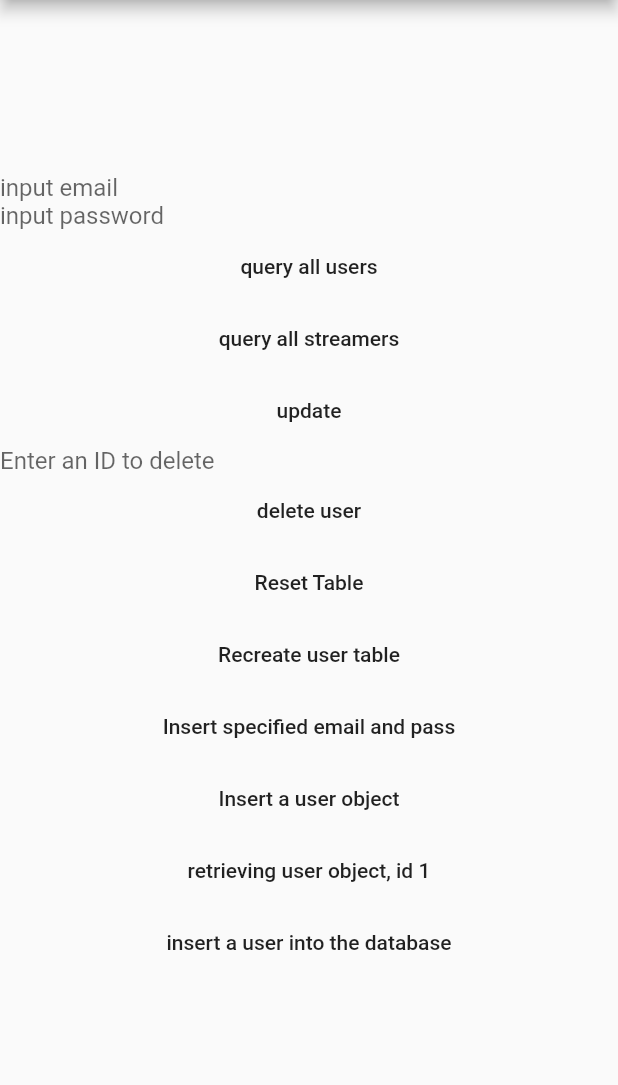
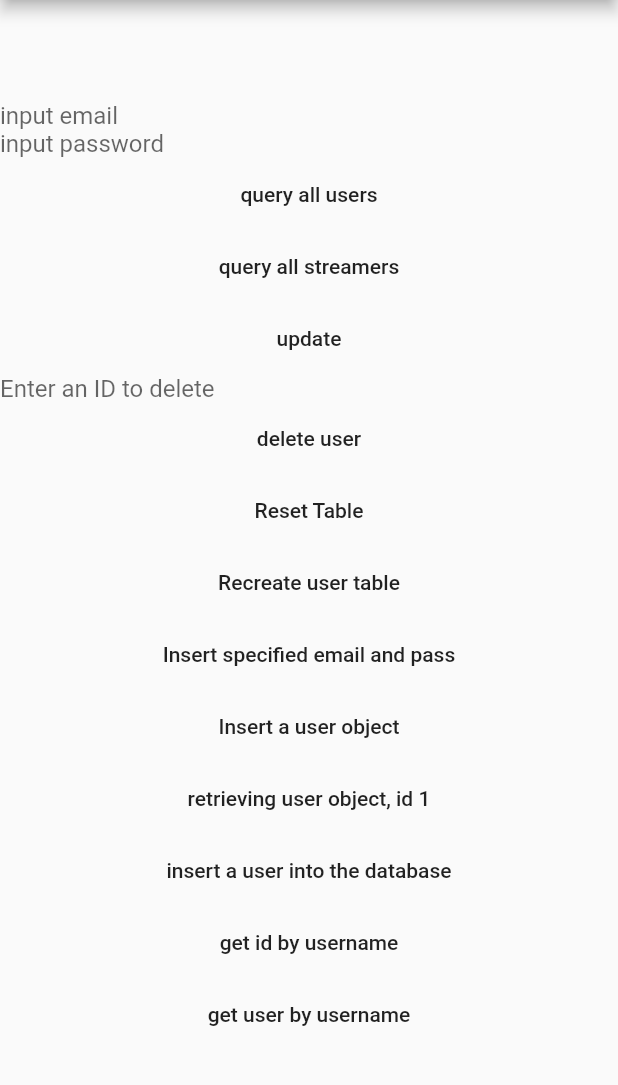
Before and after one commit to ArroVol/streamer_review, a Flutter app: the AaronsMain screen opened directly, on a phone screen of 412 x 824 dp, the part 84-1169 px from its top. Run offline on Flutter 3.47's test engine with Material 2 defaults, Android fonts, the phone set to English and light mode, and no system bars; our stand-ins replace flutter_login, flutter_rating_bar, flutter_secure_storage, google_fonts, shared_preferences, sqflite; missing offline and left inert: dbutils; accounts and stored records are empty.

```diff
--- a/lib/aaronsMain.dart
+++ b/lib/aaronsMain.dart
@@ -20,6 +20,7 @@ class MyApp extends StatelessWidget {
           visualDensity: VisualDensity.adaptivePlatformDensity,
         ),
         home: AaronsMain()
+
         // home: ColorCircle(title: 'Color Circle',),
         );
   }
@@ -173,6 +174,19 @@ class _MyHomePageState extends State<AaronsMain> {
                   DatabaseHelper2.instance.checkUserIntoDatabase(newUser);
                 },
                 child: Text('insert a user into the database')),
+            FlatButton(
+                onPressed: () async {
+                  int userId = await DatabaseHelper2.instance.getUserIdByUserName('new user guy2');
+                  print(userId);
+                },
+                child: Text('get id by username')),
+            FlatButton(
+                onPressed: () async {
+                 List<User> pulledUser = await DatabaseHelper2.instance.getUserByUserName("new user guy2");
+                  print(pulledUser.first.phoneNumber);
+                 print(pulledUser.first.id);
+                },
+                child: Text('get user by username')),
           ],
         ),
       ),
--- a/lib/helper/database_helper.dart
+++ b/lib/helper/database_helper.dart
@@ -14,7 +14,7 @@ import 'DatabaseCreator.dart';
 class DatabaseHelper2 {
   //These are not given a type because it will automatically take the type that it is given first to it
   //we need to have a database name and database version
-  static final _dbName = 'myDatabase21.db';
+  static final _dbName = 'myDatabase22.db';
   static final _dbVersion = 1;
   static final _tableName = '_user_table';
   static final _reviewTable = 'reviews';
@@ -190,6 +190,10 @@ class DatabaseHelper2 {
     return List.generate(user.length, (i) {
       return User(
         id: user[i]['_id'],
+        email: user[i]['email'],
+        password: user[i]['password'],
+        userName: user[i]['user_name'],
+        phoneNumber: user[i]['phone_number'],
       );
     });
     // return User(
@@ -204,13 +208,16 @@ class DatabaseHelper2 {
     List<Map<String, dynamic>> user = await db
         .query('_user_table', where: 'user_name = ?', whereArgs: [userName]);
     final userMap = user.asMap();
-
     final user1 = userMap[0];
 
     List<User> userList = [];
     List.generate(user.length, (i) {
       userList.add(User(
         id: user[i]['_id'],
+        // email: user[i]['email'],
+        // password: user[i]['password'],
+        // userName: user[i]['user_name'],
+        // phoneNumber: user[i]['phone_number'],
       ));
     });
     int id = userList.first.id;
--- a/lib/home.dart
+++ b/lib/home.dart
@@ -6,7 +6,7 @@ class HomeScreen extends StatelessWidget {
 
   @override
   Widget build(BuildContext context) {
-    PushNotificationsManager().init();
+    // PushNotificationsManager().init();
     print('here');
     return Scaffold(
         backgroundColor: Colors.grey[500],
--- a/lib/login.dart
+++ b/lib/login.dart
@@ -2,6 +2,7 @@ import 'package:flutter/material.dart';
 import 'package:flutter/scheduler.dart';
 import 'package:flutter_login/flutter_login.dart';
 import 'package:streamer_review/helper/database_helper.dart';
+import 'package:streamer_review/secure_storage/secure_storage.dart';
 import 'package:streamer_review/users.dart';
 import 'custom_route.dart';
 import 'home.dart';
@@ -20,7 +21,8 @@ import 'model/user.dart';
 
 class LoginScreen extends StatelessWidget {
 
-  final _storage = FlutterSecureStorage();
+  // final _storage = FlutterSecureStorage();
+  final SecureStorage secureStorage = SecureStorage();
 
   User userStored = new User();
 
@@ -30,13 +32,20 @@ class LoginScreen extends StatelessWidget {
 
   Duration get loginTime => Duration(milliseconds: timeDilation.ceil() * 2250);
 
+
+  static User loadUsers() {
+
+  }
+
   Future<String> _loginUser(LoginData data) {
+
     return Future.delayed(loginTime).then((_) async {
+      print('in get users..');
+        // User user = loadUsers();
+
       // bool match = false;
-
       if(!await DatabaseHelper2.instance.checkEmailByEmail(_email)){
         return 'Username not exists';
-
       }
      // bool match = DatabaseHelper2.instance.checkEmailByEmail(_email);
      // if(!match){
@@ -171,6 +180,7 @@ class LoginScreen extends StatelessWidget {
           return "Email must contain '@' and end with '.com'";
         }
         _email = value;
+        secureStorage.writeSecureData("email", _email);
         return null;
       },
       passwordValidator: (value) {
@@ -178,6 +188,8 @@ class LoginScreen extends StatelessWidget {
           return 'Password is empty';
         }
         _password = value;
+        secureStorage.writeSecureData("password", _password);
+
         return null;
       },
       onLogin: (loginData) {
--- a/lib/main.dart
+++ b/lib/main.dart
@@ -9,9 +9,11 @@ import 'login.dart';
 
 void main() => runApp(MaterialApp(
   initialRoute: '/login',
+
   routes: {
     // '/': (context) => Loading(),
     // '/home': (context) => Home(),
+
     '/login': (context) => LoginScreen(),
     // '/registration': (context) => Registration(),
     '/profile': (context) => Profile(),
--- a/lib/main_screen.dart
+++ b/lib/main_screen.dart
@@ -1,4 +1,5 @@
 
+import 'package:streamer_review/profile.dart';
 import 'package:streamer_review/temp_favorites.dart';
 import 'package:streamer_review/streamer_screen.dart';
 import 'package:streamer_review/temp_settings.dart';
@@ -20,6 +21,7 @@ class _MainScreenState extends State<MainScreen> {
     StreamerPage(),
     FavoritesPage(),
     SettingsPage(),
+    Profile(),
   ];
 
   @override
--- a/pubspec.yaml
+++ b/pubspec.yaml
@@ -37,7 +37,7 @@ dependencies:
   flutter_rating_bar: ^3.2.0
   http: ^0.12.0
 
-  firebase_messaging: ^5.1.2
+#  firebase_messaging: ^20.1.0
 
   # The following adds the Cupertino Icons font to your application.
   # Use with the CupertinoIcons class for iOS style icons.
```
Also changed, not shown: lib/push_notifications.dart (+23 -23 lines), lib/widgets/anotherMain.dart (added, +88 -0 lines), pubspec.lock.
